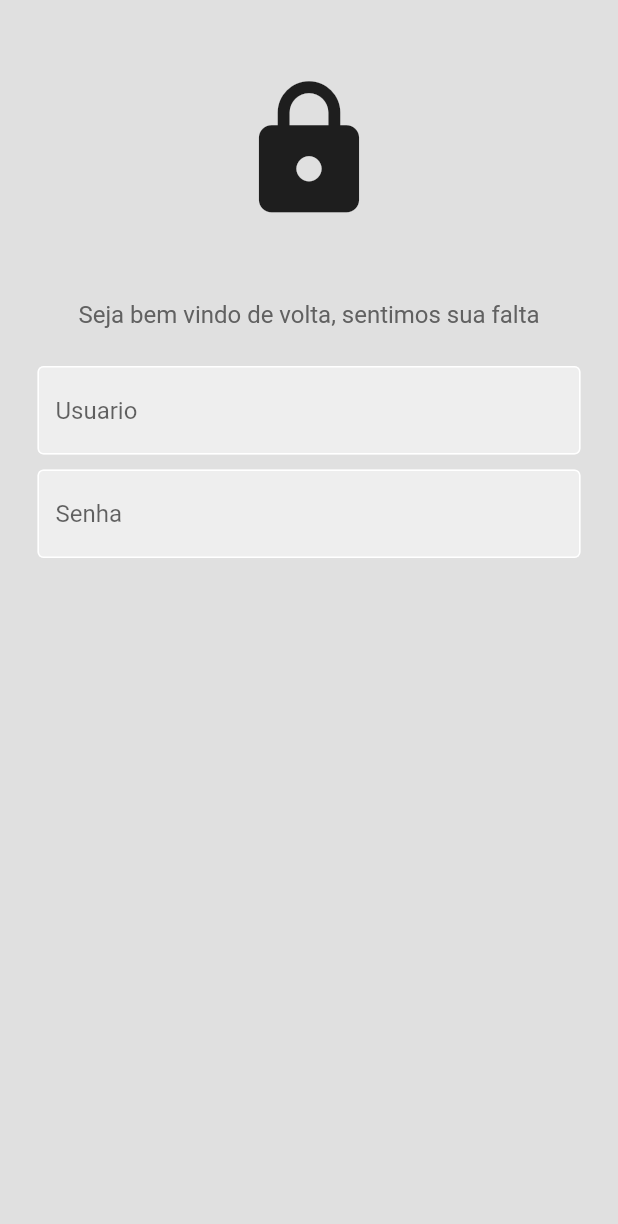
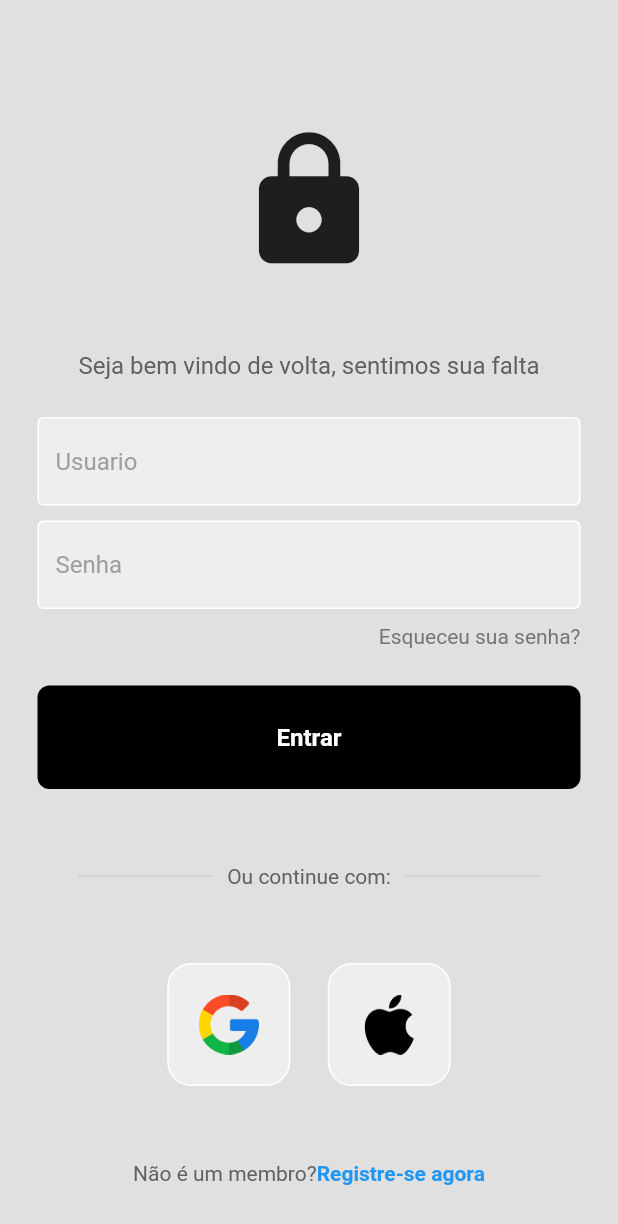
Before and after one commit to Slade-crypto/Fluttercando, a Flutter app: the screen it shows after launch, on a phone screen of 412 x 824 dp. Shown: the top 1224 px of the screen. Run offline on Flutter 3.47's test engine with Material 2 defaults, Android fonts, the phone set to English and light mode, and no system bars.

Commit message:
Tela de login

```diff
--- /dev/null
+++ b/lib/components/my_button.dart
@@ -0,0 +1,33 @@
+import 'package:flutter/material.dart';
+
+class MyButton extends StatelessWidget {
+  final Function()? onTap;
+
+  MyButton({
+    super.key,
+    required this.onTap,
+  });
+
+  @override
+  Widget build(BuildContext context) {
+    return GestureDetector(
+      onTap: onTap,
+      child: Container(
+        padding: const EdgeInsets.all(25),
+        margin: const EdgeInsets.symmetric(horizontal: 25),
+        decoration: BoxDecoration(
+            color: Colors.black, borderRadius: BorderRadius.circular(8)),
+        child: const Center(
+          child: Text(
+            'Entrar',
+            style: TextStyle(
+              color: Colors.white,
+              fontWeight: FontWeight.bold,
+              fontSize: 16,
+            ),
+          ),
+        ),
+      ),
+    );
+  }
+}
--- /dev/null
+++ b/lib/components/square_tille.dart
@@ -0,0 +1,22 @@
+import 'package:flutter/material.dart';
+
+class SquareTile extends StatelessWidget {
+  final String imagePath;
+  const SquareTile({super.key, required this.imagePath});
+
+  @override
+  Widget build(BuildContext context) {
+    return Container(
+      padding: EdgeInsets.all(20),
+      decoration: BoxDecoration(
+        border: Border.all(color: Colors.white),
+        borderRadius: BorderRadius.circular(16),
+        color: Colors.grey[200],
+      ),
+      child: Image.asset(
+        imagePath,
+        height: 40,
+      ),
+    );
+  }
+}
--- a/lib/components/text_field.dart
+++ b/lib/components/text_field.dart
@@ -29,6 +29,7 @@
           fillColor: Colors.grey.shade200,
           filled: true,
           hintText: hintText,
+          hintStyle: TextStyle(color: Colors.grey[500]),
         ),
       ),
     );
--- a/lib/pages/login_page.dart
+++ b/lib/pages/login_page.dart
@@ -1,4 +1,8 @@
+import 'dart:ui';
+
 import 'package:flutter/material.dart';
+import 'package:fluttercando/components/my_button.dart';
+import 'package:fluttercando/components/square_tille.dart';
 
 import '../components/text_field.dart';
 
@@ -9,6 +13,9 @@
   final usernameController = TextEditingController();
   final passwordController = TextEditingController();
 
+  //Logar usuario
+  void logarUsuario() {}
+
   @override
   Widget build(BuildContext context) {
     return Scaffold(
@@ -16,6 +23,7 @@
       body: SafeArea(
         child: Center(
           child: Column(
+            mainAxisAlignment: MainAxisAlignment.center,
             children: [
               const SizedBox(height: 50),
               //logo
@@ -51,15 +59,93 @@
                 obscureText: true,
               ),
 
+              const SizedBox(height: 10),
+
               //esqueceu sua senha?
+              Padding(
+                padding: const EdgeInsets.symmetric(horizontal: 25.0),
+                child: Row(
+                  mainAxisAlignment: MainAxisAlignment.end,
+                  children: [
+                    Text(
+                      "Esqueceu sua senha?",
+                      style: TextStyle(color: Colors.grey[600]),
+                    ),
+                  ],
+                ),
+              ),
+
+              const SizedBox(height: 25),
 
               //botar logar
+              MyButton(onTap: logarUsuario),
+
+              const SizedBox(height: 50),
 
               //Ou continue com:
+              Padding(
+                padding: const EdgeInsets.symmetric(horizontal: 52.0),
+                child: Row(
+                  children: [
+                    Expanded(
+                      child: Divider(
+                        thickness: 0.5,
+                        color: Colors.grey[400],
+                      ),
+                    ),
+                    Padding(
+                      padding: const EdgeInsets.symmetric(horizontal: 10.0),
+                      child: Text(
+                        "Ou continue com:",
+                        style: TextStyle(color: Colors.grey[700]),
+                      ),
+                    ),
+                    Expanded(
+                      child: Divider(
+                        thickness: 0.5,
+                        color: Colors.grey[400],
+                      ),
+                    ),
+                  ],
+                ),
+              ),
+
+              const SizedBox(height: 50),
 
               //google/apple buttons
+              Row(
+                mainAxisAlignment: MainAxisAlignment.center,
+                children: const [
+                  //Google
+                  SquareTile(imagePath: 'lib/images/google.png'),
+
+                  SizedBox(width: 25),
+
+                  //apple
+                  SquareTile(imagePath: 'lib/images/apple.png'),
+                ],
+              ),
+
+              const SizedBox(height: 50),
 
               //não é um membro? registre-se agora
+              Row(
+                mainAxisAlignment: MainAxisAlignment.center,
+                children: [
+                  Text(
+                    'Não é um membro?',
+                    style: TextStyle(color: Colors.grey[700]),
+                  ),
+                  const SizedBox(height: 4),
+                  const Text(
+                    'Registre-se agora',
+                    style: TextStyle(
+                      color: Colors.blue,
+                      fontWeight: FontWeight.bold,
+                    ),
+                  )
+                ],
+              )
             ],
           ),
         ),
```
